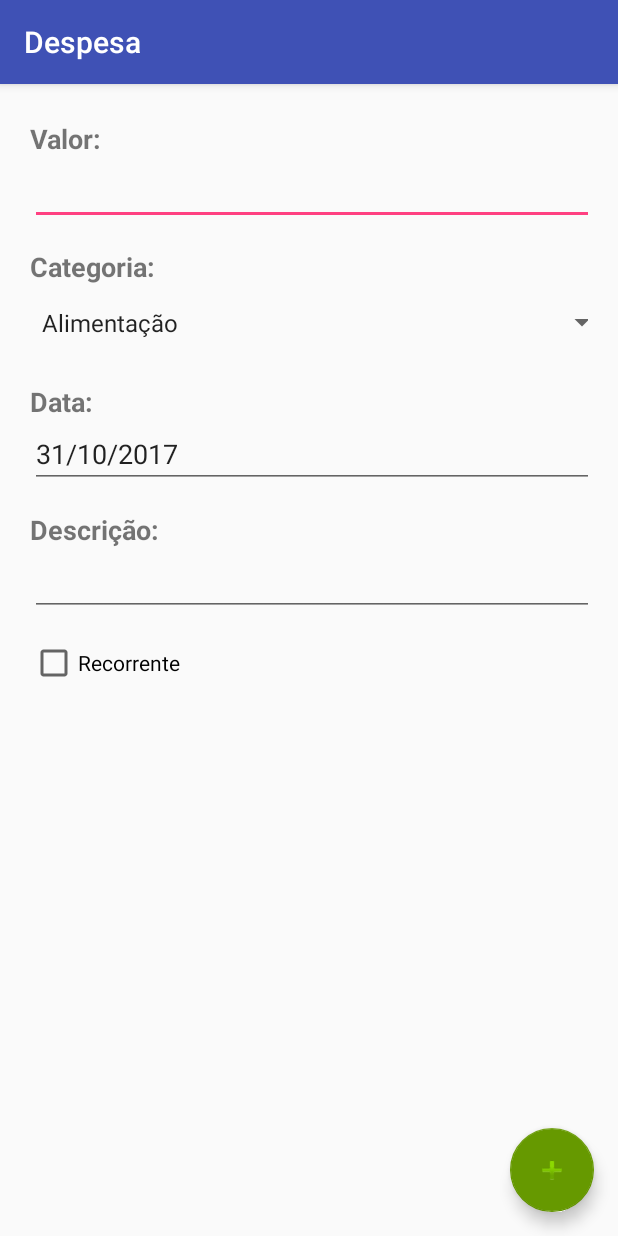
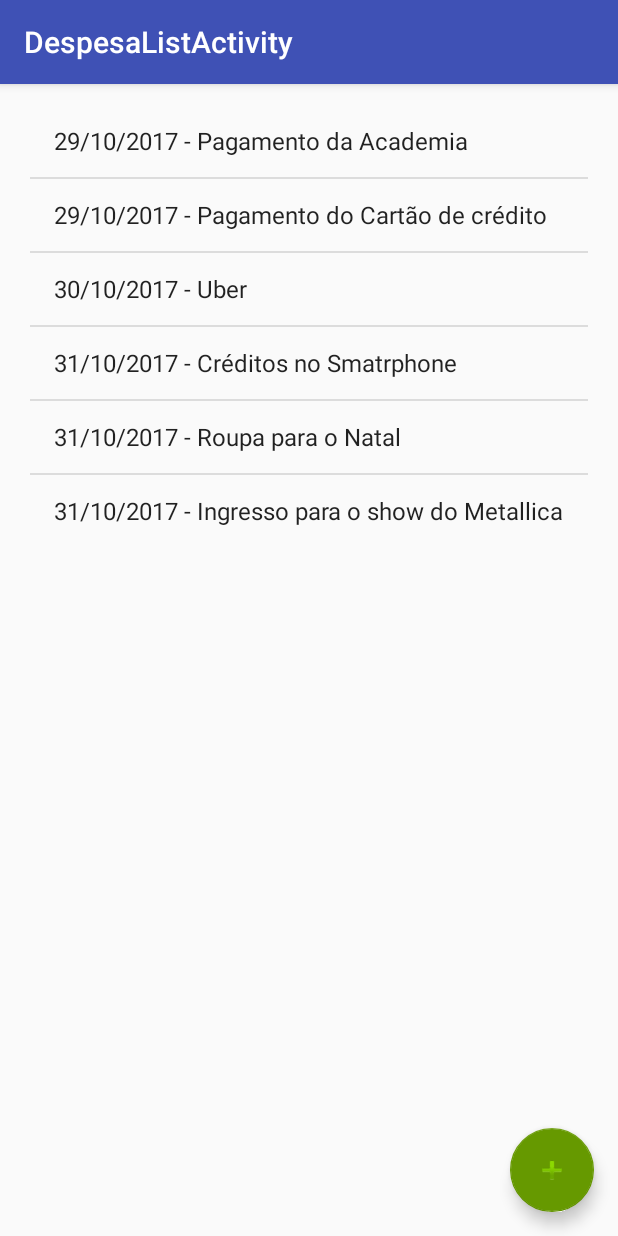
Before and after one commit to adryssonlima/MyMoney, an Android app: the screen it shows after launch (DespesaActivity before the commit, DespesaListActivity after it), in the side drawer, after a tap on "Despesas", on a phone screen of 412 x 824 dp. Run offline under Robolectric (Android 15) with nearby library versions, the phone set to English and light mode, and no system bars.

Commit message:
Implementação de listagem de despesas ordenadas por data

```diff
--- a/app/src/main/AndroidManifest.xml
+++ b/app/src/main/AndroidManifest.xml
@@ -42,6 +42,10 @@
         <activity
             android:name=".CadastrarSonhoActivity"
             android:label="@string/title_activity_cadastrar_sonho"
+            android:theme="@style/AppTheme.NoActionBar" />
+        <activity
+            android:name=".DespesaListActivity"
+            android:label="@string/title_activity_despesa_list"
             android:theme="@style/AppTheme.NoActionBar"></activity>
     </application>
 
--- /dev/null
+++ b/app/src/main/java/com/example/adrysson/mymoney/DespesaListActivity.java
@@ -0,0 +1,66 @@
+package com.example.adrysson.mymoney;
+
+import android.content.Intent;
+import android.os.Bundle;
+import android.support.design.widget.FloatingActionButton;
+import android.support.design.widget.Snackbar;
+import android.support.v7.app.AppCompatActivity;
+import android.support.v7.widget.Toolbar;
+import android.view.View;
+import android.widget.AdapterView;
+import android.widget.ArrayAdapter;
+import android.widget.ListView;
+import android.widget.Toast;
+
+public class DespesaListActivity extends AppCompatActivity implements AdapterView.OnItemClickListener {
+
+    private String itensList[] = {
+        "29/10/2017 - Pagamento da Academia",
+        "29/10/2017 - Pagamento do Cartão de crédito",
+        "30/10/2017 - Uber",
+        "31/10/2017 - Créditos no Smatrphone",
+        "31/10/2017 - Roupa para o Natal",
+        "31/10/2017 - Ingresso para o show do Metallica"
+    };
+
+    @Override
+    protected void onCreate(Bundle savedInstanceState) {
+        super.onCreate(savedInstanceState);
+        setContentView(R.layout.activity_despesa_list);
+        Toolbar toolbar = (Toolbar) findViewById(R.id.toolbar);
+        setSupportActionBar(toolbar);
+
+        // Adapatador da lista
+        ListView list = (ListView) findViewById(R.id.list_despesa);
+        ArrayAdapter<String> adaptador = new ArrayAdapter<String>(this, android.R.layout.simple_list_item_1, itensList);
+        list.setAdapter(adaptador);
+        list.setOnItemClickListener(this);
+
+        FloatingActionButton fab = (FloatingActionButton) findViewById(R.id.fab);
+        fab.setOnClickListener(new View.OnClickListener() {
+            @Override
+            public void onClick(View view) {
+                Intent intentNovaDespesa = new Intent(DespesaListActivity.this, DespesaActivity.class);
+                startActivity(intentNovaDespesa);
+//                Snackbar.make(view, "Replace with your own action", Snackbar.LENGTH_LONG)
+//                        .setAction("Action", null).show();
+            }
+        });
+    }
+
+    @Override
+    public void onItemClick(AdapterView<?> adapterView, View view, int posicao, long id) {
+        Object obj = adapterView.getAdapter().getItem(posicao);
+        if (obj != null) {
+//            String item = obj.toString();
+//            Intent intentSonhoDetalhes = new Intent(this, SonhoDetalhesActivity.class);
+//            intentSonhoDetalhes.putExtra("SONHO", item);
+//            startActivity(intentSonhoDetalhes);
+        } else {
+            Toast.makeText(this,
+                    "Nenhum item selecionado",
+                    Toast.LENGTH_LONG).show();
+        }
+    }
+
+}
--- a/app/src/main/java/com/example/adrysson/mymoney/MainActivity.java
+++ b/app/src/main/java/com/example/adrysson/mymoney/MainActivity.java
@@ -90,8 +90,8 @@ public class MainActivity extends AppCompatActivity
                 startActivity(intentReceita);
                 break;
             case R.id.nav_money_off:
-                Intent intentDespesa = new Intent(this, DespesaActivity.class);
-                startActivity(intentDespesa);
+                Intent intentDespesaList = new Intent(this, DespesaListActivity.class);
+                startActivity(intentDespesaList);
                 break;
             case R.id.nav_reports:
 
--- /dev/null
+++ b/app/src/main/res/layout/activity_despesa_list.xml
@@ -0,0 +1,65 @@
+<?xml version="1.0" encoding="utf-8"?>
+<android.support.design.widget.CoordinatorLayout xmlns:android="http://schemas.android.com/apk/res/android"
+    xmlns:app="http://schemas.android.com/apk/res-auto"
+    xmlns:tools="http://schemas.android.com/tools"
+    android:layout_width="match_parent"
+    android:layout_height="match_parent"
+    tools:context="com.example.adrysson.mymoney.DespesaListActivity">
+
+    <android.support.design.widget.AppBarLayout
+        android:layout_width="match_parent"
+        android:layout_height="wrap_content"
+        android:theme="@style/AppTheme.AppBarOverlay">
+
+        <android.support.v7.widget.Toolbar
+            android:id="@+id/toolbar"
+            android:layout_width="match_parent"
+            android:layout_height="?attr/actionBarSize"
+            android:background="?attr/colorPrimary"
+            app:popupTheme="@style/AppTheme.PopupOverlay" />
+
+    </android.support.design.widget.AppBarLayout>
+
+    <LinearLayout
+        android:layout_height="wrap_content"
+        android:layout_width="match_parent"
+        android:orientation="horizontal" >
+
+        <TableLayout
+            android:id="@+id/table_despesa_list"
+            android:layout_margin="10dp"
+            android:padding="10dp"
+            android:layout_width="match_parent"
+            android:layout_height="match_parent">
+
+            <TableRow
+                android:id="@+id/table_despesa_list_line0"
+                android:layout_width="wrap_content"
+                android:layout_height="wrap_content"
+                android:layout_weight="1"
+                android:layout_marginTop="50dp">
+
+                <ListView
+                    android:id="@+id/list_despesa"
+                    android:layout_width="wrap_content"
+                    android:layout_height="wrap_content"
+                    android:layout_weight="1" />
+            </TableRow>
+
+        </TableLayout>
+
+    </LinearLayout>
+
+
+    <include layout="@layout/content_despesa_list" />
+
+    <android.support.design.widget.FloatingActionButton
+        android:id="@+id/fab"
+        android:layout_width="wrap_content"
+        android:layout_height="wrap_content"
+        android:layout_gravity="bottom|end"
+        android:layout_margin="@dimen/fab_margin"
+        app:backgroundTint="@android:color/holo_green_dark"
+        app:srcCompat="@android:drawable/ic_input_add" />
+
+</android.support.design.widget.CoordinatorLayout>
--- /dev/null
+++ b/app/src/main/res/layout/content_despesa_list.xml
@@ -0,0 +1,11 @@
+<?xml version="1.0" encoding="utf-8"?>
+<android.support.constraint.ConstraintLayout xmlns:android="http://schemas.android.com/apk/res/android"
+    xmlns:app="http://schemas.android.com/apk/res-auto"
+    xmlns:tools="http://schemas.android.com/tools"
+    android:layout_width="match_parent"
+    android:layout_height="match_parent"
+    app:layout_behavior="@string/appbar_scrolling_view_behavior"
+    tools:context="com.example.adrysson.mymoney.DespesaListActivity"
+    tools:showIn="@layout/activity_despesa_list">
+
+</android.support.constraint.ConstraintLayout>
--- a/app/src/main/res/values/strings.xml
+++ b/app/src/main/res/values/strings.xml
@@ -16,5 +16,6 @@
     <string name="title_activity_categoria">Categoria</string>
     <string name="title_activity_sonhos">Sonhos</string>
     <string name="title_activity_cadastrar_sonho">Cadastrar Sonho</string>
+    <string name="title_activity_despesa_list">DespesaListActivity</string>
 
 </resources>
```
